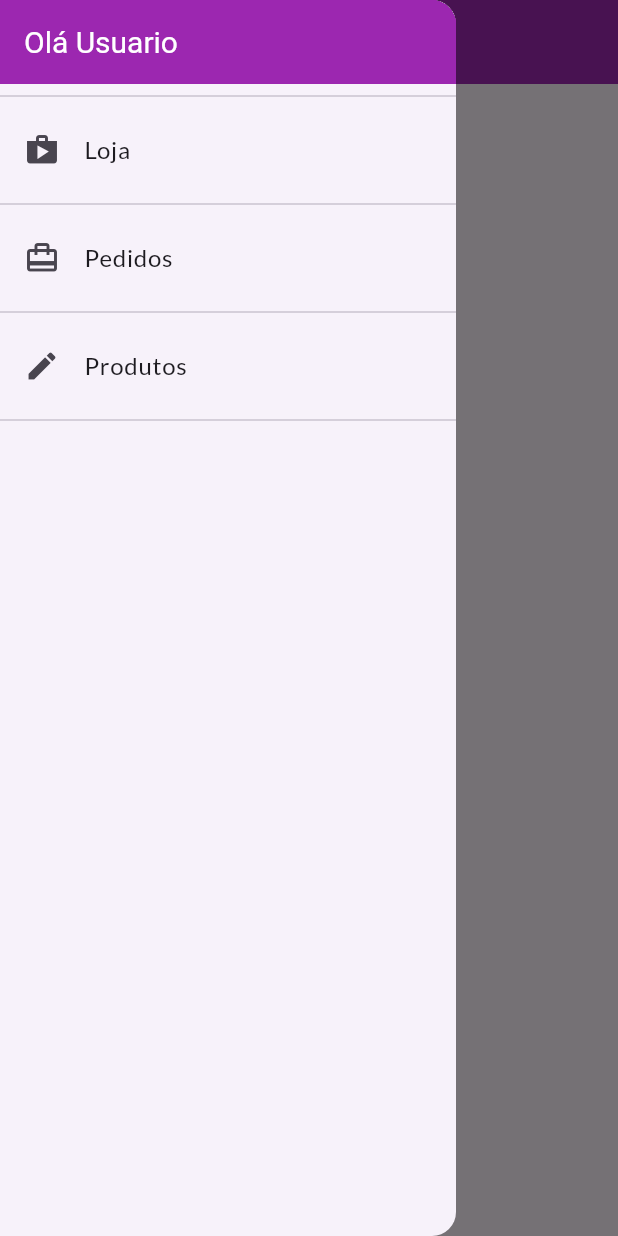
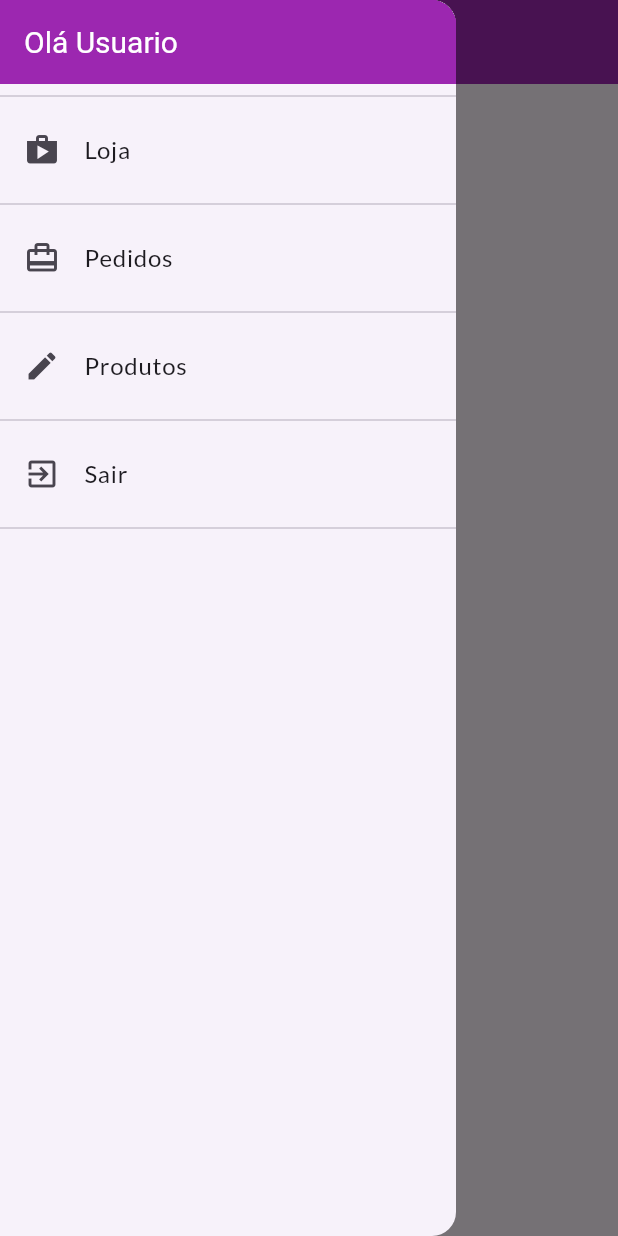
Before and after one commit to absjuniordev/Shop-Easy, a Flutter app: the OrderPage screen opened by its route, with the side drawer open, on a phone screen of 412 x 824 dp. Run offline on Flutter 3.47's test engine with Material 3 defaults, Android fonts, the phone set to English and light mode, and no system bars; our stand-ins replace flutter_animate, page_transition; network calls fail.

Commit message:
Salvando os pedidos conforme o usuario; aplicando ologout

```diff
--- a/lib/components/app_drawer.dart
+++ b/lib/components/app_drawer.dart
@@ -1,4 +1,6 @@
 import 'package:flutter/material.dart';
+import 'package:provider/provider.dart';
+import 'package:shop/model/provider/auth.dart';
 import 'package:shop/utils/app_routes.dart';
 
 class AppDrawer extends StatelessWidget {
@@ -44,6 +46,17 @@ class AppDrawer extends StatelessWidget {
             },
           ),
           const Divider(),
+          ListTile(
+            leading: const Icon(Icons.exit_to_app),
+            title: const Text('Sair'),
+            onTap: () {
+              Provider.of<Auth>(context, listen: false).logout();
+              Navigator.of(context).pushReplacementNamed(
+                AppRoutes.AUTH_OR_HOME_PAGE,
+              );
+            },
+          ),
+          const Divider(),
         ],
       ),
     );
--- a/lib/main.dart
+++ b/lib/main.dart
@@ -40,7 +40,11 @@ class MainApp extends StatelessWidget {
         ChangeNotifierProxyProvider<Auth, OrderList>(
             create: (_) => OrderList(),
             update: (context, auth, previous) {
-              return OrderList(auth.token ?? '', previous?.items ?? []);
+              return OrderList(
+                auth.token ?? '',
+                auth.userId ?? '',
+                previous?.items ?? [],
+              );
             }),
         ChangeNotifierProvider(
           create: (_) => Cart(),
--- a/lib/model/provider/order_list.dart
+++ b/lib/model/provider/order_list.dart
@@ -11,9 +11,11 @@ import 'package:shop/utils/constants.dart';
 
 class OrderList with ChangeNotifier {
   String _token;
+  String _userId;
   List<Order> _items = [];
   OrderList([
     this._token = '',
+    this._userId = '',
     this._items = const [],
   ]);
 
@@ -28,7 +30,7 @@ class OrderList with ChangeNotifier {
   Future<void> addOrder(Cart cart) async {
     final date = DateTime.now();
     final response = await http.post(
-      Uri.parse("${Constants.ORDER_BASE_URL}.json?auth=$_token"),
+      Uri.parse("${Constants.ORDER_BASE_URL}/$_userId.json?auth=$_token"),
       body: jsonEncode(
         {
           'total': cart.totalAmount,
@@ -65,7 +67,7 @@ class OrderList with ChangeNotifier {
     List<Order> items = [];
 
     final response = await http.get(
-      Uri.parse('${Constants.ORDER_BASE_URL}.json?auth=$_token'),
+      Uri.parse('${Constants.ORDER_BASE_URL}/$_userId.json?auth=$_token'),
     );
     if (response.body == 'null') return;
     Map<String, dynamic> data = jsonDecode(response.body);
```
Also changed, not shown: lib/model/provider/auth.dart (+8 -0 lines).
